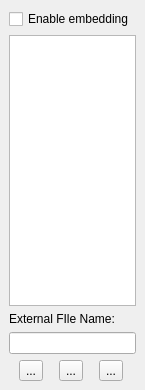
cburschka/lyx, file src/frontends/qt4/ui/EmbeddedFilesUi.ui: the form before one commit.
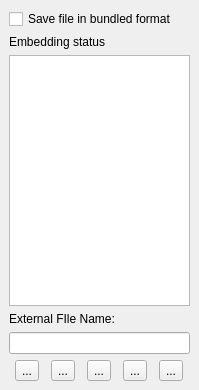
The form after the commit. Icons and pictures are not drawn.

Commit message: Embedding: bring embedding dialog back to shape

Patch:
```diff
--- a/src/frontends/qt4/ui/EmbeddedFilesUi.ui
+++ b/src/frontends/qt4/ui/EmbeddedFilesUi.ui
@@ -8,7 +8,7 @@
    <rect>
     <x>0</x>
     <y>0</y>
-    <width>145</width>
+    <width>199</width>
     <height>390</height>
    </rect>
   </property>
@@ -25,7 +25,14 @@
    <item>
     <widget class="QCheckBox" name="enableCB" >
      <property name="text" >
-      <string>Enable embedding</string>
+      <string>Save file in bundled format</string>
+     </property>
+    </widget>
+   </item>
+   <item>
+    <widget class="QLabel" name="label" >
+     <property name="text" >
+      <string>Embedding status</string>
      </property>
     </widget>
    </item>
@@ -60,6 +67,44 @@
      <property name="spacing" >
       <number>6</number>
      </property>
+     <item>
+      <widget class="QToolButton" name="selectPB" >
+       <property name="toolTip" >
+        <string>Embed selected files</string>
+       </property>
+       <property name="text" >
+        <string>...</string>
+       </property>
+       <property name="icon" >
+        <iconset>../../../../lib/images/tabular-feature_set-all-lines.png</iconset>
+       </property>
+       <property name="iconSize" >
+        <size>
+         <width>20</width>
+         <height>20</height>
+        </size>
+       </property>
+      </widget>
+     </item>
+     <item>
+      <widget class="QToolButton" name="unselectPB" >
+       <property name="toolTip" >
+        <string>Do not embed selected files</string>
+       </property>
+       <property name="text" >
+        <string>...</string>
+       </property>
+       <property name="icon" >
+        <iconset>../../../../lib/images/tabular-feature_set-all-lines.png</iconset>
+       </property>
+       <property name="iconSize" >
+        <size>
+         <width>20</width>
+         <height>20</height>
+        </size>
+       </property>
+      </widget>
+     </item>
      <item>
       <widget class="QToolButton" name="addPB" >
        <property name="toolTip" >
```
Left out of the diff: 4 changed lines with no effect on the pictures. The commit also changes 6 other files.
